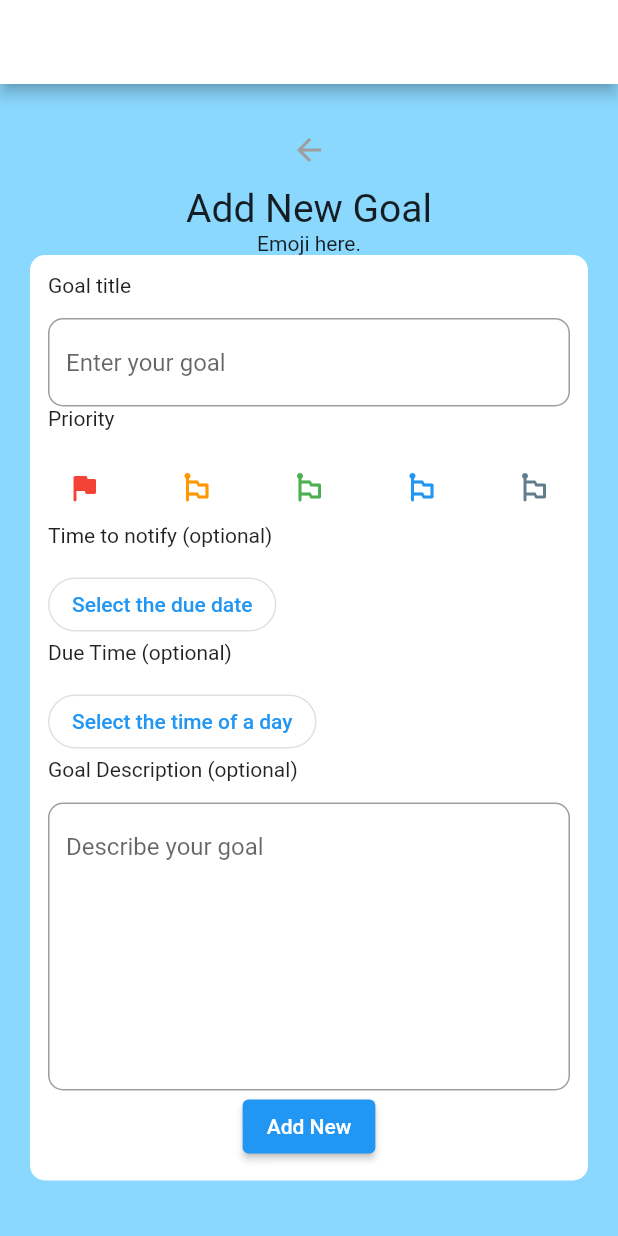
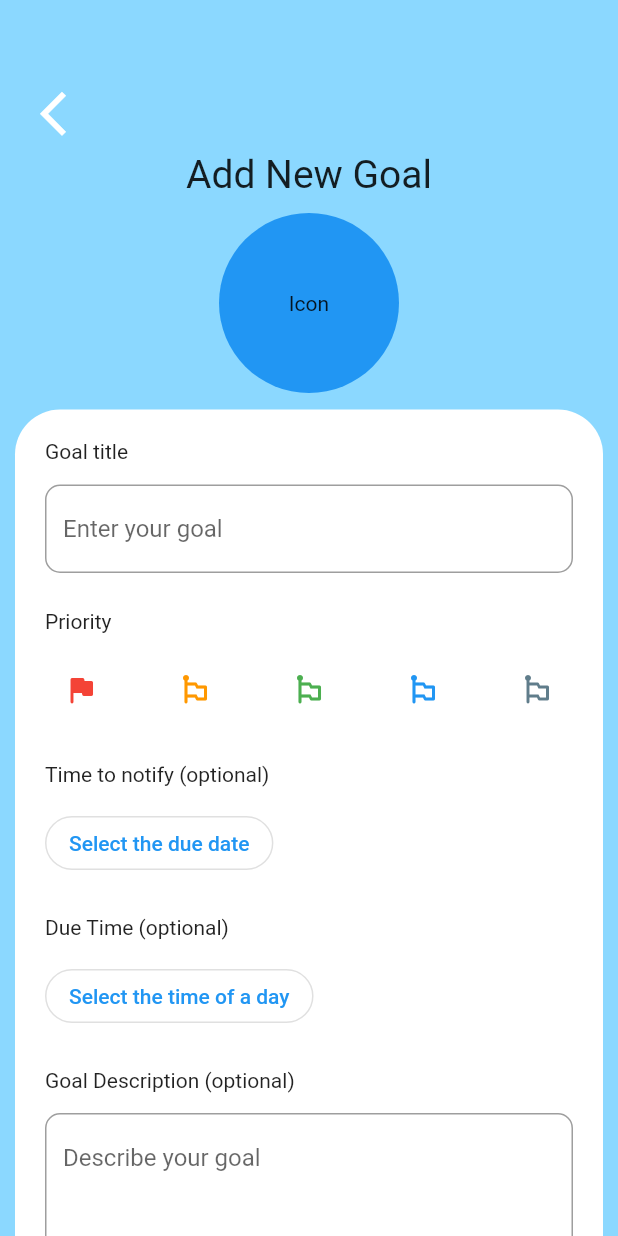
Before and after one commit to HoangViet144/HabitTrackerApp, a Flutter app: the AddGoalScreen screen opened directly, on a phone screen of 412 x 824 dp. Run offline on Flutter 3.47's test engine with Material 2 defaults, Android fonts, the phone set to English and light mode, and no system bars; our stand-ins replace cloud_firestore, firebase_auth, firebase_core, flutter_secure_storage; accounts and stored records are empty.

Commit message:
[f] - Add button to push data to db

```diff
--- a/lib/app.dart
+++ b/lib/app.dart
@@ -1,4 +1,5 @@
 import 'package:flutter/material.dart';
+import 'package:habit_tracker_app/screen/goal/goal_add/index.dart';
 
 import 'package:habit_tracker_app/screen/login/index.dart' show LoginScreen;
 import 'package:habit_tracker_app/constant/theme.dart' show theme;
@@ -18,11 +19,12 @@ class _HabitTrackerAppState extends State<HabitTrackerApp> {
     return MaterialApp(
       debugShowCheckedModeBanner: false,
       title: 'Habit Tracker App',
-      initialRoute: '/login',
+      initialRoute: '/create-goal',
       routes: <String, WidgetBuilder>{
         '/login': (BuildContext context) => const LoginScreen(),
         '/dashboard': (BuildContext context) => const DashBoardScreen(),
         '/achivements': (BuildContext context) => const DashBoardScreen(),
+        '/create-goal': (BuildContext context) => const AddGoalScreen()
       },
       theme: theme,
     );
--- a/lib/screen/goal/goal_add/index.dart
+++ b/lib/screen/goal/goal_add/index.dart
@@ -1,4 +1,6 @@
 import 'package:flutter/material.dart';
+import 'package:habit_tracker_app/model/goal.dart' show Goal;
+import 'package:habit_tracker_app/model/index.dart';
 
 class AddGoalScreen extends StatelessWidget {
   const AddGoalScreen({Key? key}) : super(key: key);
@@ -6,20 +8,24 @@ class AddGoalScreen extends StatelessWidget {
   @override
   Widget build(BuildContext context) {
     return Scaffold(
-      resizeToAvoidBottomInset: false,
-      appBar: AppBar(
-        title: const Text("Habit Tracker app"),
-        backgroundColor: Colors.white,
-      ),
+      resizeToAvoidBottomInset: true,
       body: Container(
         color: const Color.fromARGB(255, 139, 216, 255),
         alignment: Alignment.center,
-        child: ListView(padding: const EdgeInsets.all(20.0), children: <Widget>[
+        child: ListView(
+          padding: const EdgeInsets.symmetric(horizontal: 10.0),
+          children: <Widget>[
+            const SizedBox(height: 50.0),
             IconButton(
+              iconSize: 35.0,
+              alignment: Alignment.topLeft,
               onPressed: () {
-                // TODO: Back button to the previous Navigator
+                if (Navigator.of(context).canPop()) {
+                  Navigator.of(context).pop();
+                }
               },
-              icon: const Icon(Icons.arrow_back, color: Colors.grey)),
+              icon: const Icon(Icons.arrow_back_ios_new, color: Colors.white),
+            ),
             const Center(
               child: Text(
                 "Add New Goal",
@@ -29,7 +35,8 @@ class AddGoalScreen extends StatelessWidget {
               ),
             ),
             const InputField(),
-        ]),
+          ],
+        ),
       ),
     );
   }
@@ -43,16 +50,18 @@ class InputField extends StatefulWidget {
 }
 
 class _InputFieldState extends State<InputField> {
+  TextEditingController title = TextEditingController(); // title
   String _priority = '1'; // Priority from 1 to 5
   DateTime? _dateTime; // Date
   TimeOfDay? _time; // Time
+  TextEditingController description = TextEditingController(); //
   // String _icon = '';
   final flagColor = {
     '1': Colors.red,
     '2': Colors.orange,
     '3': Colors.green,
     '4': Colors.blue,
-    '5': Colors.blueGrey
+    '5': Colors.blueGrey,
   };
 
   String _showDate(DateTime? date) {
@@ -75,11 +84,28 @@ class _InputFieldState extends State<InputField> {
   Widget build(BuildContext context) {
     return Column(
       children: [
-        const Text("Emoji here."),
+        const SizedBox(height: 11.0),
+        Center(
+          child: Container(
+            height: 120,
+            width: 120,
+            decoration: const BoxDecoration(
+              color: Colors.blue,
+              shape: BoxShape.circle,
+            ),
+            child: const Center(
+              child: Text("Icon"),
+            ),
+          ),
+        ),
+        const SizedBox(height: 11.0),
         Container(
-          padding: const EdgeInsets.all(12.0),
-          decoration: BoxDecoration(
-            borderRadius: BorderRadius.circular(10),
+          padding: const EdgeInsets.all(20.0),
+          decoration: const BoxDecoration(
+            borderRadius: BorderRadius.only(
+              topLeft: Radius.circular(30),
+              topRight: Radius.circular(30),
+            ),
             color: Colors.white,
           ),
           child: Column(
@@ -89,12 +115,15 @@ class _InputFieldState extends State<InputField> {
               const Text("Goal title"),
               const SizedBox(height: 14),
               TextField(
+                controller: title,
                 decoration: InputDecoration(
                   hintText: 'Enter your goal',
                   border: OutlineInputBorder(
                     borderRadius: BorderRadius.circular(10.0),
                   ),
-              )),
+                ),
+              ),
+              const SizedBox(height: 24),
               const Text("Priority"),
               const SizedBox(height: 14),
               Row(
@@ -114,6 +143,7 @@ class _InputFieldState extends State<InputField> {
                       },
                     );
                   }).toList()),
+              const SizedBox(height: 24),
               const Text("Time to notify (optional)"),
               const SizedBox(height: 14),
               OutlinedButton(
@@ -136,6 +166,7 @@ class _InputFieldState extends State<InputField> {
                   ),
                 ),
               ),
+              const SizedBox(height: 24),
               const Text("Due Time (optional)"),
               const SizedBox(height: 14),
               OutlinedButton(
@@ -156,9 +187,11 @@ class _InputFieldState extends State<InputField> {
                   ),
                 ),
               ),
+              const SizedBox(height: 24),
               const Text("Goal Description (optional)"),
               const SizedBox(height: 14),
               TextField(
+                controller: description,
                 maxLines: 8,
                 decoration: InputDecoration(
                   hintText: 'Describe your goal',
@@ -167,11 +200,21 @@ class _InputFieldState extends State<InputField> {
                   ),
                 ),
               ),
+              const SizedBox(height: 24),
               Center(
                   child: ElevatedButton(
                 child: const Text("Add New"),
                 onPressed: () {
-                  // TODO: Add data to server
+                  final Goal newGoal = Goal(
+                    description: description.text,
+                    progress: 0,
+                    priority: int.parse(_priority),
+                    dueDate: _dateTime,
+                  );
+                  AppStateWidget.of(context).addGoal(newGoal);
+                  if (Navigator.of(context).canPop()) {
+                    Navigator.of(context).pop();
+                  }
                 },
               )),
             ],
```
Lines whose indentation alone changed are shown as unchanged.
